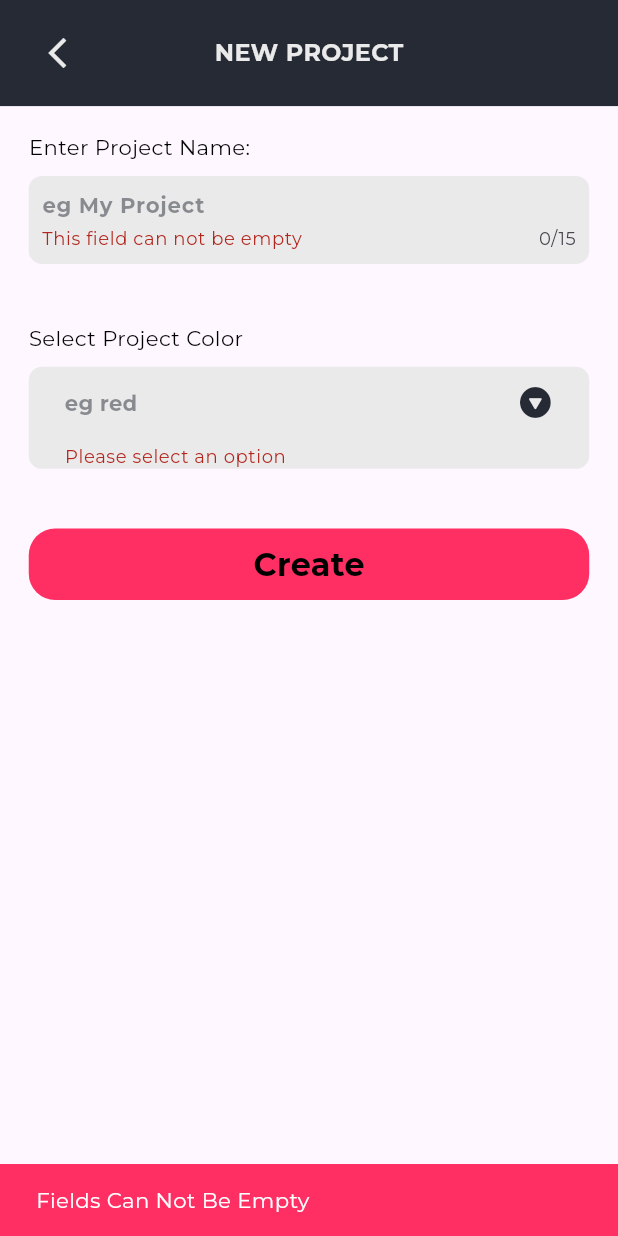
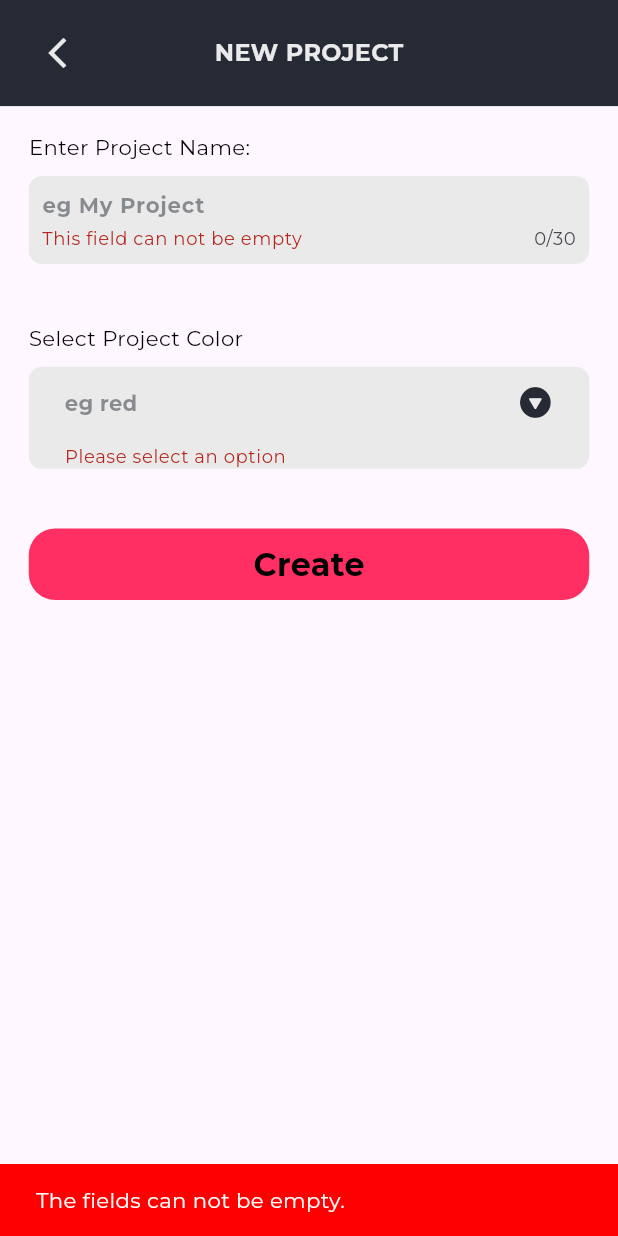
Before and after one commit to junaiiiid/sync_flow, a Flutter app: the CreateProjectsScreen screen opened by its route, after a tap on "Create", on a phone screen of 412 x 824 dp. Run offline on Flutter 3.47's test engine with Material 3 defaults, Android fonts, the phone set to English and light mode, and no system bars; our stand-ins replace dio, flutter_riverpod, flutter_screenutil, flutter_svg, get_it, go_router and 3 more; network calls fail; statements that could not run were skipped.

Commit message:
Create new project completed

```diff
--- a/lib/constants/api_constants.dart
+++ b/lib/constants/api_constants.dart
@@ -5,5 +5,5 @@ class ApiConstants{
 
   static const String baseUrl = 'https://api.todoist.com/rest/v2';
 
-  static Map<String,dynamic> get authHeader => {"Authorization":authToken};
+  static Map<String,dynamic> get authHeader => {"Authorization":authToken,"Content-Type":"application/json"};
 }
--- a/lib/constants/enums.dart
+++ b/lib/constants/enums.dart
@@ -61,3 +61,8 @@ enum ViewStyles{
   list,
   board
 }
+
+enum SnackBarTypes{
+  error,
+  success,
+}
--- a/lib/constants/extensions.dart
+++ b/lib/constants/extensions.dart
@@ -21,6 +21,7 @@ extension APITypeExtension on ApiType {
   String getUrl() {
     switch (this) {
       case ApiType.getAUsersProject:
+      case ApiType.addANewProject:
         return '/projects';
       case ApiType.getAllComments:
         return '/comments';
--- a/lib/features/projects/ui/create_projects_screen.dart
+++ b/lib/features/projects/ui/create_projects_screen.dart
@@ -36,6 +36,7 @@ class CreateProjectsScreen extends ConsumerWidget {
                         AppTextFields.basicTextField(
                           title: "Enter Project Name:",
                           hintText: "eg My Project",
+                          maxLength: 30,
                           controller: viewModel.projectNameController,
                         ),
                         AppDropDowns.customDropDown<String>(
--- a/lib/features/projects/view_model/create_new_project_view_model.dart
+++ b/lib/features/projects/view_model/create_new_project_view_model.dart
@@ -2,6 +2,7 @@ import 'package:flow_sync/architecture/base_view_model.dart';
 import 'package:flow_sync/constants/enums.dart';
 import 'package:flow_sync/constants/extensions.dart';
 import 'package:flow_sync/features/dashboard/model/project_model.dart';
+import 'package:flow_sync/global_widgets/app_popups.dart';
 import 'package:flow_sync/services/network_service.dart';
 import 'package:flow_sync/services/state_service.dart';
 import 'package:flow_sync/styles_and_themes/app_colors.dart';
@@ -53,20 +54,15 @@ class CreateNewProjectViewModel extends BaseViewModel {
 
   Future<void> createNewProject() async {
     if (formKey.currentState?.validate() ?? false) {
+      AppPopups.showLoader();
       project = Project(
           color: selectedColor ?? "",
           name: projectNameController.text,
           viewStyle: ViewStyles.board.toShortString());
       await locator<NetworkService>().createNewProject(projectModel: project);
+      StateService.pop();
     } else {
-      ScaffoldMessenger.of(StateService.context).showSnackBar(
-        SnackBar(
-          backgroundColor: AppColors.cherryRed,
-            content: Text(
-          'Fields Can Not Be Empty',
-          style: AppTextStyles.labelLarge?.copyWith(color: AppColors.white),
-        )),
-      );
+      AppPopups.showSnackBar(type: SnackBarTypes.error, content: "The fields can not be empty.");
     }
   }
 
--- a/lib/global_widgets/app_popups.dart
+++ b/lib/global_widgets/app_popups.dart
@@ -1,9 +1,12 @@
 import 'package:flow_sync/constants/app_assets.dart';
+import 'package:flow_sync/constants/enums.dart';
 import 'package:flow_sync/services/state_service.dart';
 import 'package:flow_sync/styles_and_themes/app_colors.dart';
 import 'package:flutter/material.dart';
 import 'package:flutter_screenutil/flutter_screenutil.dart';
 import 'package:lottie/lottie.dart';
+
+import '../styles_and_themes/app_text_styles.dart';
 
 class AppPopups {
   AppPopups._();
@@ -25,4 +28,27 @@ class AppPopups {
       },
     );
   }
+
+  static void showSnackBar({String? content,required SnackBarTypes type}){
+    late String text;
+    late Color color;
+
+    switch(type){
+
+      case SnackBarTypes.error:
+        text = content ?? "ERROR";
+        color = AppColors.error;
+      case SnackBarTypes.success:
+        text = content ?? "SUCCESS";
+        color = AppColors.success;
+    }
+    ScaffoldMessenger.of(StateService.context).showSnackBar(
+      SnackBar(
+          backgroundColor: color,
+          content: Text(
+            text,
+            style: AppTextStyles.labelLarge?.copyWith(color: AppColors.white),
+          )),
+    );
+  }
 }
--- a/lib/styles_and_themes/app_colors.dart
+++ b/lib/styles_and_themes/app_colors.dart
@@ -11,6 +11,7 @@ class AppColors{
   static const lightGrey = Color(0xffEAEAEA);
   static const black = Color(0xff000000);
   static const white = Color(0xffffffff);
-  static const error = Colors.red;
+  static const error = Color(0xffFF0000);
+  static const success = Color(0xff00FF00);
   static const transparent = Colors.transparent;
 }
```
Also changed, not shown: lib/features/projects/ui/projects_screen.dart (+6 -5 lines), lib/features/projects/ui/widgets/project_cards.dart (+8 -4 lines), lib/services/network_service.dart (+12 -3 lines).
